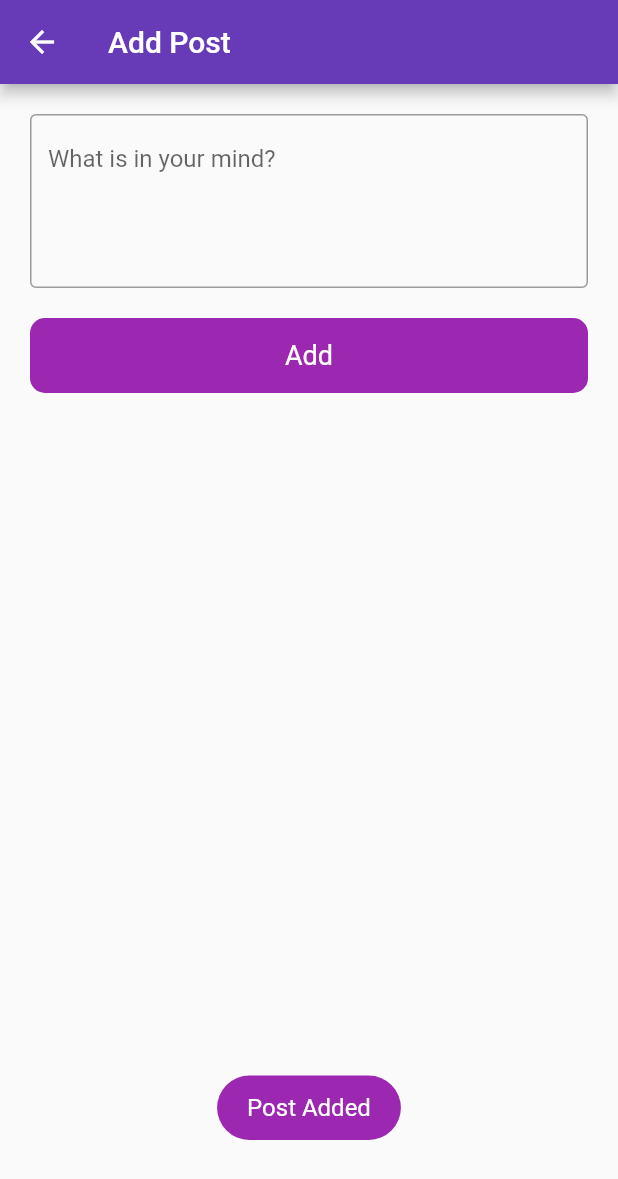
After one commit to umair899/firebase, a Flutter app: the AddpostScreen screen opened directly, after a tap on "Add", on a phone screen of 412 x 824 dp. The commit adds this screen. Shown: the top 1179 px of the screen. Run offline on Flutter 3.47's test engine with Material 2 defaults, Android fonts, the phone set to English and light mode, and no system bars; our stand-ins replace firebase_auth, firebase_core, firebase_database, fluttertoast, font_awesome_flutter, get and 1 more; accounts and stored records are empty.

Commit message:
apply changes

```diff
--- a/lib/firebase_services/slpash_services.dart
+++ b/lib/firebase_services/slpash_services.dart
@@ -3,6 +3,7 @@ import 'dart:async';
 import 'package:firebase_auth/firebase_auth.dart';
 import 'package:flutter/cupertino.dart';
 import 'package:flutter/material.dart';
+import 'package:learn_firebase/ui/FireStore/firestore_list_screen.dart';
 import 'package:learn_firebase/ui/auth/login_screen.dart';
 import 'package:learn_firebase/ui/posts/past_screen.dart';
 
@@ -14,7 +15,7 @@ class splashServices {
       Timer(
           Duration(seconds: 3),
           (() => Navigator.push(
-              context, MaterialPageRoute(builder: (context) => PostScreen()))));
+              context, MaterialPageRoute(builder: (context) => FireStoreScreen()))));
     } else {
       Timer(
           Duration(seconds: 3),
--- /dev/null
+++ b/lib/ui/auth/login-page.dart
@@ -0,0 +1 @@
+import 'package:flutter/material.dart';
--- a/lib/ui/auth/login_screen.dart
+++ b/lib/ui/auth/login_screen.dart
@@ -131,7 +131,7 @@ class _LoginScreenState extends State<LoginScreen> {
               crossAxisAlignment: CrossAxisAlignment.center,
               mainAxisAlignment: MainAxisAlignment.center,
               children: [
-                Text("Don't have an account"),
+                Text("Don't have an account?"),
                 TextButton(
                     onPressed: () {
                       Navigator.push(
--- /dev/null
+++ b/lib/ui/posts/add_post.dart
@@ -0,0 +1,70 @@
+import 'package:firebase_database/firebase_database.dart';
+import 'package:flutter/material.dart';
+import 'package:get/get_connect/http/src/utils/utils.dart';
+import 'package:learn_firebase/utiles/utiles.dart';
+import 'package:learn_firebase/widgets/round_button.dart';
+
+class AddpostScreen extends StatefulWidget {
+  const AddpostScreen({Key? key}) : super(key: key);
+
+  @override
+  State<AddpostScreen> createState() => _AddpostScreenState();
+}
+
+class _AddpostScreenState extends State<AddpostScreen> {
+  final pastcontroller = TextEditingController();
+  bool loading = false;
+  final databaseRef = FirebaseDatabase.instance.ref('asif');
+
+  @override
+  Widget build(BuildContext context) {
+    return Scaffold(
+      appBar: AppBar(
+        title: const Text('Add Post'),
+      ),
+      body: Padding(
+        padding: const EdgeInsets.symmetric(horizontal: 20),
+        child: Column(
+          children: [
+            SizedBox(
+              height: 20,
+            ),
+            TextFormField(
+              maxLines: 4,
+              controller: pastcontroller,
+              decoration: const InputDecoration(
+                hintText: 'What is in your mind?',
+                border: OutlineInputBorder(),
+              ),
+            ),
+            SizedBox(
+              height: 20,
+            ),
+            RoundButton(
+                title: 'Add',
+                loading: loading,
+                onTap: () {
+                  setState(() {
+                    loading = true;
+                  });
+                  databaseRef.child('12').set({
+                    'desc': pastcontroller.text.toString(),
+                    'ss ': '2'
+                  }).then((value) {
+                    setState(() {
+                      loading = false;
+                    });
+                    utils().toastmassage('Post Added');
+                  }).onError((error, stackTrace) {
+                    setState(() {
+                      loading = false;
+                    });
+                    utils().toastmassage(error.toString());
+                  });
+                })
+          ],
+        ),
+      ),
+    );
+  }
+}
--- a/pubspec.yaml
+++ b/pubspec.yaml
@@ -34,12 +34,16 @@ dependencies:
   # The following adds the Cupertino Icons font to your application.
   # Use with the CupertinoIcons class for iOS style icons.
   font_awesome_flutter: ^10.3.0
+  google_sign_in: ^5.4.2
   cupertino_icons: ^1.0.2
   firebase_core: ^2.4.0
   firebase_storage: ^11.0.9
   firebase_auth: ^4.2.3
   cloud_firestore: ^4.3.0
   fluttertoast: ^8.1.2
+  firebase_database: ^10.0.9
+  image_picker: ^0.8.6
+  get: ^4.6.5
 dev_dependencies:
   flutter_test:
     sdk: flutter
```
Also changed, not shown: lib/main.dart (+3 -6 lines), lib/ui/FireStore/firestore_list_screen.dart (added, +68 -0 lines), lib/ui/auth/Google_sign.dart (deleted, +0 -20 lines), lib/ui/auth/signup_screen.dart (+17 -9 lines), lib/ui/posts/past_screen.dart (+10 -1 lines), pubspec.lock, 1 other file.
